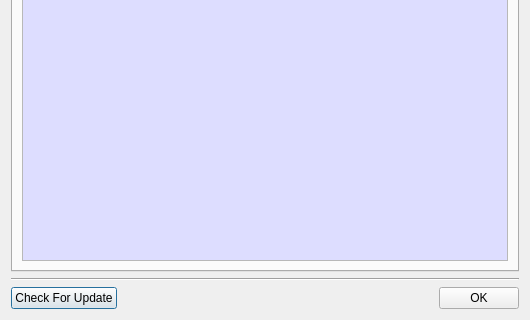
This is BerEditor/about_dlg.ui in jykim74/BerEditor as Qt 5 draws it before an edit; both pictures show x 0 to 530 and y 201 to 521 of the 530 by 521 pixel window. The edited form follows.
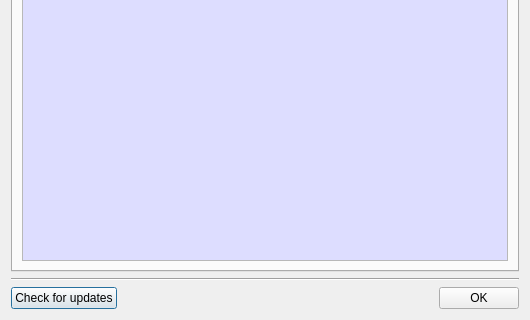
This is the edited form. Icons and pictures are not drawn.

Commit message: 영문 메세지 작업

```diff
--- a/BerEditor/about_dlg.ui
+++ b/BerEditor/about_dlg.ui
@@ -184,7 +184,7 @@
         <font/>
        </property>
        <property name="text">
-        <string>Check For Update</string>
+        <string>Check for updates</string>
        </property>
       </widget>
      </item>
```
The commit also changes 2 other files.
